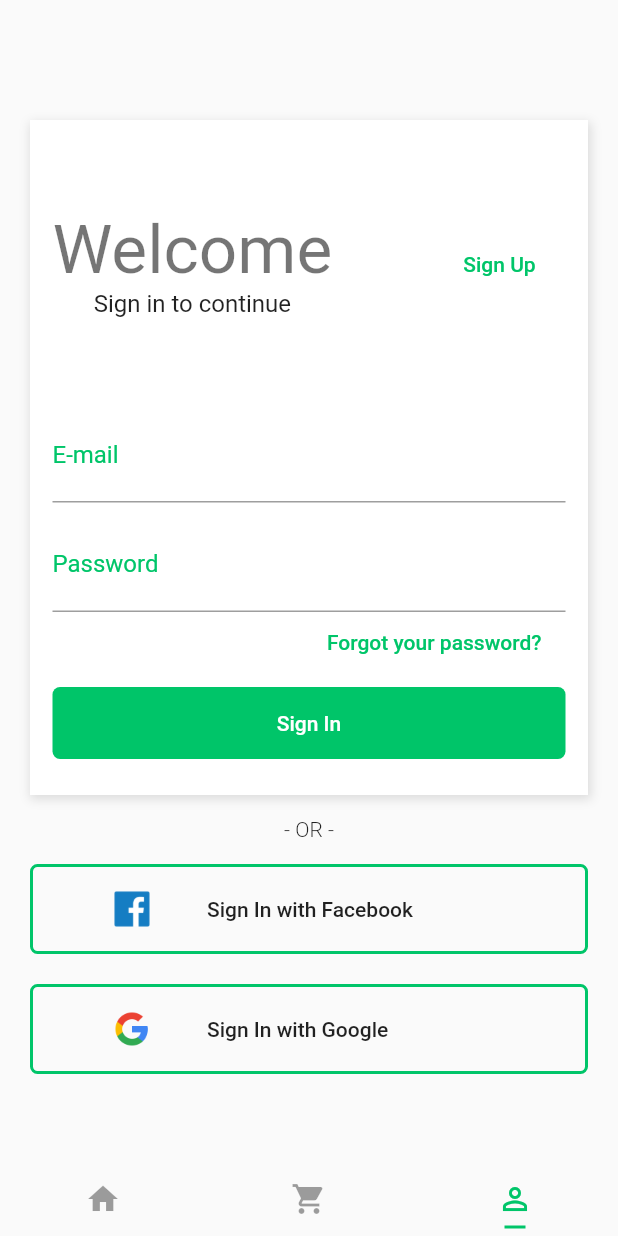
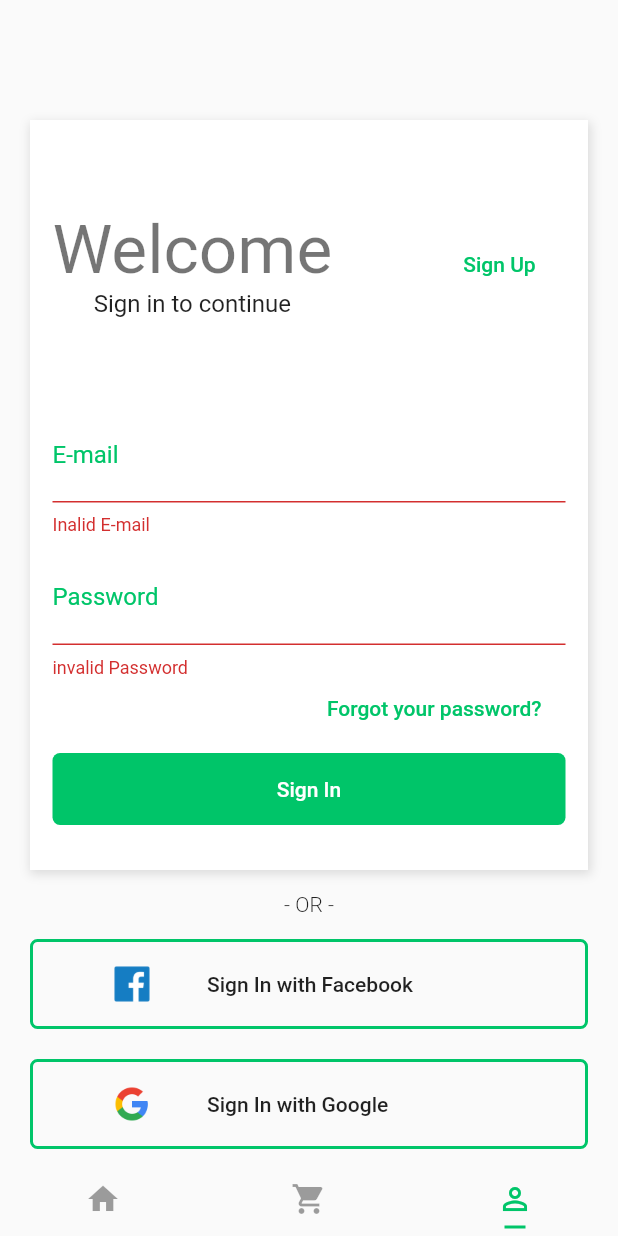
Before and after one commit to wandealves/Flutter_eshop_layout, a Flutter app: the screen it shows after launch, item 3 of the bottom bar chosen, after a tap on "Sign In", on a phone screen of 412 x 824 dp. Run offline on Flutter 3.47's test engine with Material 2 defaults, Android fonts, the phone set to English and light mode, and no system bars.

Commit message:
Formulários

```diff
--- a/eshop/lib/pages/login.page.dart
+++ b/eshop/lib/pages/login.page.dart
@@ -3,6 +3,10 @@ import 'package:flutter/material.dart';
 import 'package:eshop/pages/signup.page.dart';
 
 class LoginPage extends StatelessWidget {
+  final _formKey = GlobalKey<FormState>();
+  String _email;
+  String _password;
+
   @override
   Widget build(BuildContext context) {
     return Scaffold(
@@ -17,7 +21,7 @@ class LoginPage extends StatelessWidget {
           child: Column(
             children: <Widget>[
               Container(
-                height: 450,
+                height: 500,
                 decoration: BoxDecoration(
                   color: Theme.of(context).accentColor,
                   boxShadow: [
@@ -35,6 +39,8 @@ class LoginPage extends StatelessWidget {
                     right: 15,
                     top: 60,
                   ),
+                  child: Form(
+                    key: _formKey,
                     child: Column(
                       children: <Widget>[
                         Row(
@@ -87,6 +93,14 @@ class LoginPage extends StatelessWidget {
                             fontSize: 20,
                             color: Theme.of(context).primaryColor,
                           ),
+                          validator: (value) {
+                            if (value.isEmpty) {
+                              return 'Inalid E-mail';
+                            }
+
+                            return null;
+                          },
+                          onSaved: (input) => _email = input,
                         ),
                         SizedBox(
                           height: 10,
@@ -106,6 +120,14 @@ class LoginPage extends StatelessWidget {
                             fontSize: 20,
                             color: Theme.of(context).primaryColor,
                           ),
+                          validator: (value) {
+                            if (value.isEmpty) {
+                              return 'invalid Password';
+                            }
+
+                            return null;
+                          },
+                          onSaved: (input) => _password = input,
                         ),
                         Container(
                           height: 40,
@@ -138,10 +160,18 @@ class LoginPage extends StatelessWidget {
                                 color: Colors.white,
                               ),
                             ),
-                          onPressed: () {},
+                            onPressed: () {
+                              if (_formKey.currentState.validate()) {
+                                _formKey.currentState.save();
+                                Scaffold.of(context).showSnackBar(SnackBar(
+                                  content: Text("Welcome, $_email"),
+                                ));
+                              }
+                            },
                           ),
                         ),
                       ],
+                    ),
                   ),
                 ),
               ),
```
Lines whose indentation alone changed are shown as unchanged.
